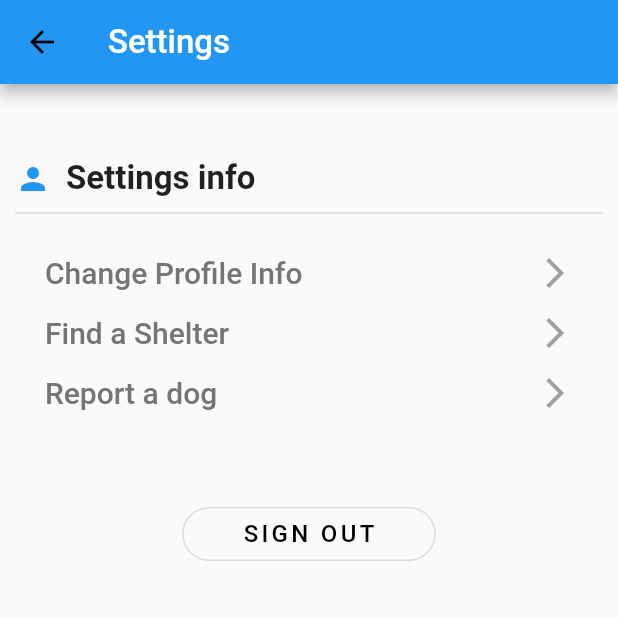
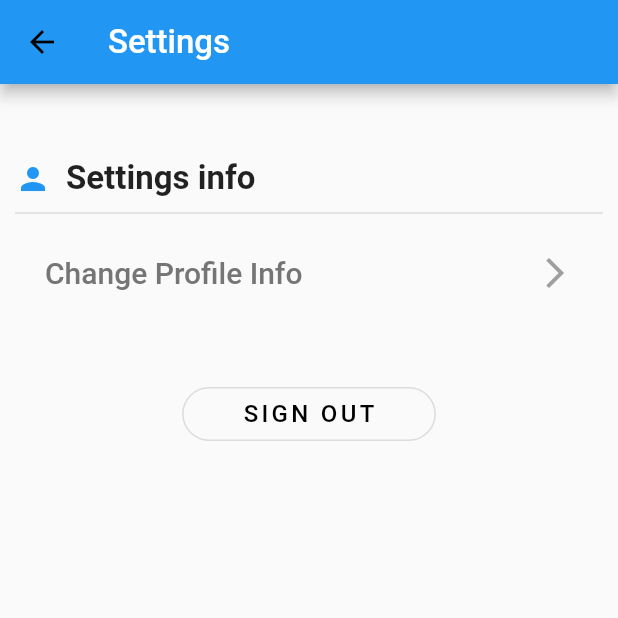
Before and after one commit to AbdulHakkam/SDGP, a Flutter app: the SettingPageUI screen opened directly, on a phone screen of 412 x 824 dp, the top half of it. Run offline on Flutter 3.47's test engine with Material 2 defaults, Android fonts, the light colour scheme and no system bars; our stand-ins replace firebase_auth, firebase_core; accounts and stored records are empty.

Commit message:
Removing find a shelter and report a dog options from the settings page.

```diff
--- a/four_paws/lib/settings.dart
+++ b/four_paws/lib/settings.dart
@@ -38,8 +38,6 @@ class _SettingPageUIState extends State<SettingPageUI> {
             Divider(height: 20, thickness: 1),
             SizedBox(height: 10),
             buildAccountOption(context, "Change Profile Info"),
-            buildAccountOption(context, "Find a Shelter"),
-            buildAccountOption(context, "Report a dog"),
             SizedBox(height: 50),
             Center(
               child: OutlinedButton(
```
